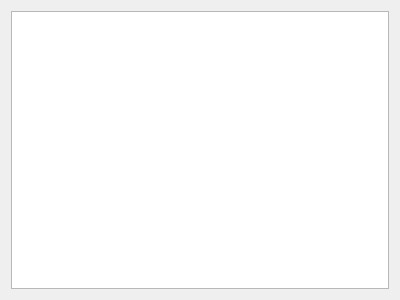
Above: ihm/CustomWidgets/checkerboardwidget.ui from bmael/DameGame before the change. Below: the same form after it.
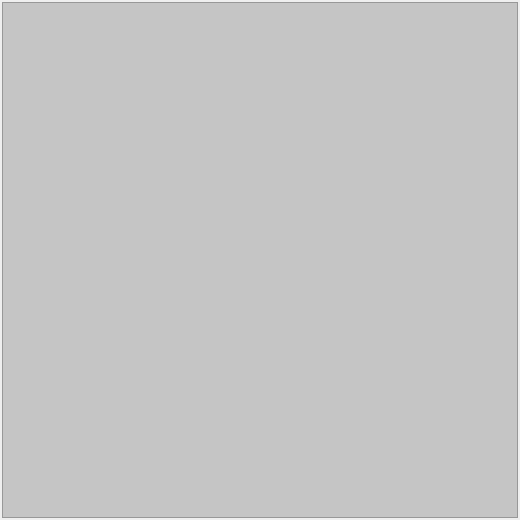
That is the form after the change.

```diff
--- a/ihm/CustomWidgets/checkerboardwidget.ui
+++ b/ihm/CustomWidgets/checkerboardwidget.ui
@@ -6,16 +6,29 @@
    <rect>
     <x>0</x>
     <y>0</y>
-    <width>400</width>
-    <height>300</height>
+    <width>520</width>
+    <height>520</height>
    </rect>
   </property>
+  <property name="minimumSize">
+   <size>
+    <width>520</width>
+    <height>520</height>
+   </size>
+  </property>
   <property name="windowTitle">
    <string>Form</string>
   </property>
   <layout class="QVBoxLayout" name="verticalLayout">
+   <property name="margin">
+    <number>2</number>
+   </property>
    <item>
-    <widget class="QGraphicsView" name="checkerboardGraphicsView"/>
+    <widget class="QGraphicsView" name="checkerboardGraphicsView">
+     <property name="styleSheet">
+      <string notr="true">background-color: rgb(197, 197, 197);</string>
+     </property>
+    </widget>
    </item>
   </layout>
  </widget>
```
